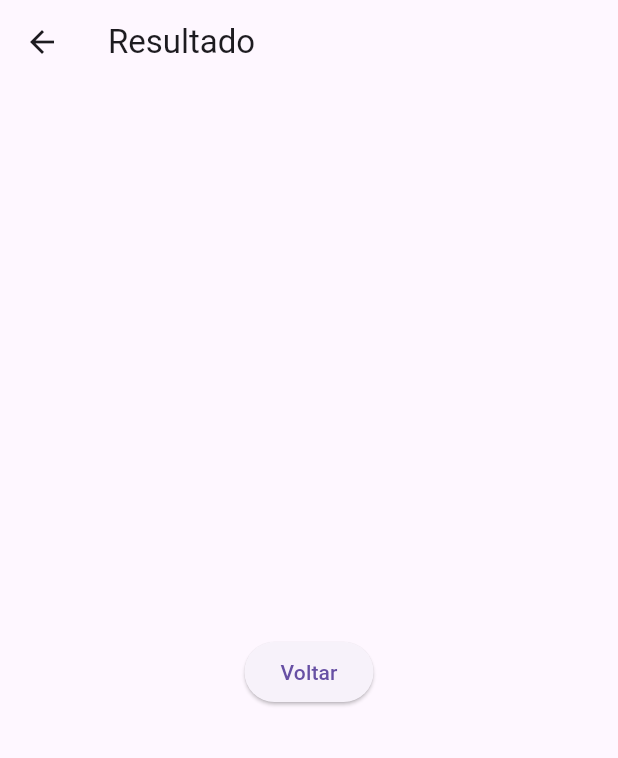
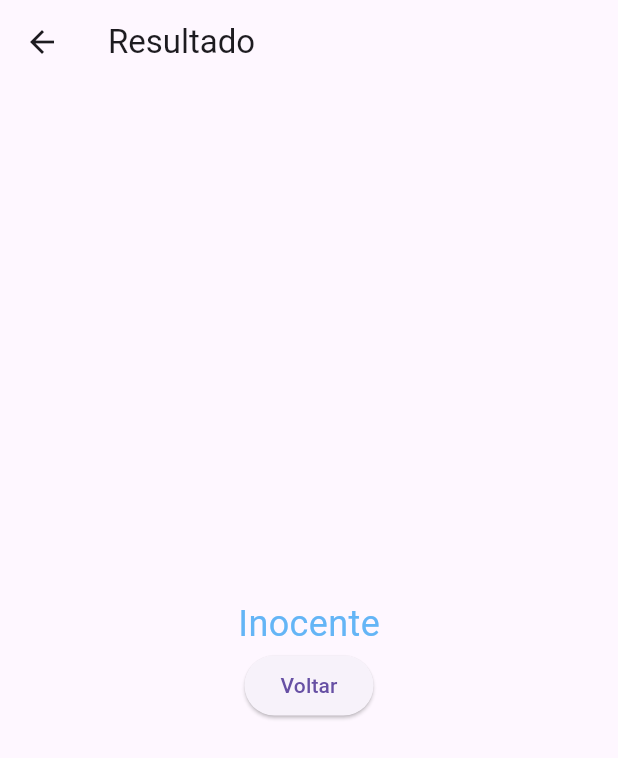
Before and after one commit to gabriel457/gameCrime, a Flutter app: the screen it shows after launch, after a tap on "Enviar", on a phone screen of 412 x 824 dp. Shown: the top 758 px of the screen. Run offline on Flutter 3.47's test engine with Material 3 defaults, Android fonts, the phone set to English and light mode, and no system bars; our stand-ins replace shared_preferences.

Commit message:
versao final

```diff
--- a/lib/main.dart
+++ b/lib/main.dart
@@ -1,10 +1,10 @@
 import 'package:criminal/pages/home.dart';
 import 'package:flutter/material.dart';
-import 'package:criminal/pages/resultado.dart';
 
 void main() {
   runApp(
     MaterialApp(
+      debugShowCheckedModeBanner: false,
       home: Home()
     )
   );
--- a/lib/pages/home.dart
+++ b/lib/pages/home.dart
@@ -1,6 +1,8 @@
 import 'package:criminal/pages/resultado.dart';
 import 'package:flutter/material.dart';
 import 'package:shared_preferences/shared_preferences.dart';
+
+final _formKey = GlobalKey<FormState>();
 
 class Home extends StatefulWidget {
   const Home({super.key});
@@ -20,7 +22,7 @@ class _HomeState extends State<Home> {
 
   Future<SharedPreferences> _prefs = SharedPreferences.getInstance();
 
-  void enviar() async {
+  void enviar() {
     respostas = [];
     respostas.add(telefoneController.text);
     respostas.add(localController.text);
@@ -35,8 +37,8 @@ class _HomeState extends State<Home> {
       }
     }
 
-    final prefs = await _prefs;
-    await prefs.setInt('Respostas Positivas', respostasSim);
+    //final prefs = await _prefs;
+    //await prefs.setInt('Respostas Positivas', respostasSim);
 
     telefoneController.clear();
     localController.clear();
@@ -44,13 +46,16 @@ class _HomeState extends State<Home> {
     deviaController.clear();
     trabalhouController.clear();
 
+  _formKey.currentState!.validate();
+
     Navigator.push(
       context,
-      MaterialPageRoute(builder: (context) => Resultado()),
+      MaterialPageRoute(builder: (context) => Resultado(),
+      settings: RouteSettings(arguments: respostasSim)),
     );
 
-    print(respostas);
-    print('Número de respostas positivas salvas: $respostasSim');
+    //print(respostas);
+    //print('Número de respostas positivas salvas: $respostasSim');
   }
 
   @override
@@ -59,29 +64,38 @@ class _HomeState extends State<Home> {
       body: Padding(
         padding: EdgeInsets.all(30),
         child: Center(
+          child: Form(
+            key: _formKey,
             child: Column(
               mainAxisSize: MainAxisSize.min,
               children: [
-              TextField(
+                TextFormField(
                   controller: telefoneController,
-                decoration: InputDecoration(labelText: "Telefonou para a vítima ?"),
+                  decoration: InputDecoration(labelText: "Telefonou para a vítima ?",
+                  hintText: "Sim ou Não ?"),
+                  validator: (name) => name!.length > 3 ?
+                  'Sua resposta deve ser apenas sim ou não' : null,
                 ),
-              TextField(
+                TextFormField(
                   controller: localController,
-                decoration: InputDecoration(labelText: "Esteve no local do crime?"),
+                  decoration: InputDecoration(labelText: "Esteve no local do crime?",
+                  hintText: "Sim ou Não ?"),
                 ),
-              TextField(
+                TextFormField(
                   controller: moradiaController,
-                decoration: InputDecoration(labelText: "Mora perto da vítima ?"),
+                  decoration: InputDecoration(labelText: "Mora perto da vítima ?",
+                  hintText: "Sim ou Não ?"),
                 ),
-              TextField(
+                TextFormField(
                   controller: deviaController,
-                decoration: InputDecoration(labelText: "Devia para a vítima?"),
+                  decoration: InputDecoration(labelText: "Devia para a vítima?",
+                  hintText: "Sim ou Não ?"),
                 ),
                 SizedBox(height: 8),
-              TextField(
+                TextFormField(
                   controller: trabalhouController,
-                decoration: InputDecoration(labelText: "Já trabalhou com a vítima?"),
+                  decoration: InputDecoration(labelText: "Já trabalhou com a vítima?",
+                  hintText: "Sim ou Não ?"),
                 ),
                 SizedBox(height: 16),
                 ElevatedButton(
@@ -92,6 +106,7 @@ class _HomeState extends State<Home> {
             ),
           ),
         ),
+      ),
     );
   }
 }
--- a/lib/pages/resultado.dart
+++ b/lib/pages/resultado.dart
@@ -1,5 +1,6 @@
 import 'package:flutter/material.dart';
 import 'package:criminal/pages/home.dart';
+import 'package:shared_preferences/shared_preferences.dart';
 
 class Resultado extends StatefulWidget {
   const Resultado({super.key});
@@ -9,10 +10,23 @@ class Resultado extends StatefulWidget {
 }
 
 class _ResultadoState extends State<Resultado> {
-  String? classificacao;
+  String classificacao = "Inocente";
 
   @override
   Widget build(BuildContext context) {
+
+    int respostas = ModalRoute.of(context)?.settings.arguments as int;
+
+    if(respostas == 2) {
+      classificacao = "Suspeita";
+    } else if(respostas >= 3 && respostas <= 4) {
+      classificacao = "Cúmplice";
+    } else if(respostas >= 5) {
+      classificacao = "Assassino";
+    } else if(respostas <= 1) {
+      classificacao = "Inocente";
+    }
+
     return Scaffold(
       appBar: AppBar(
         title: Text('Resultado'),
@@ -21,12 +35,13 @@ class _ResultadoState extends State<Resultado> {
         child: Column(
           mainAxisAlignment: MainAxisAlignment.center,
           children: [
-            if (classificacao != null)
-              Text(
-                'Classificação: $classificacao',
-                style: TextStyle(fontSize: 24, fontWeight: FontWeight.bold),
+            Text(
+              classificacao,
+              style: TextStyle(
+                fontSize: 24,
+                color: Colors.blue[300]
               ),
-            SizedBox(height: 16),
+            ),
             ElevatedButton(
               onPressed: () {
                 Navigator.pop(context);
```
Also changed, not shown: 1 other file. Lines whose indentation alone changed are shown as unchanged.
